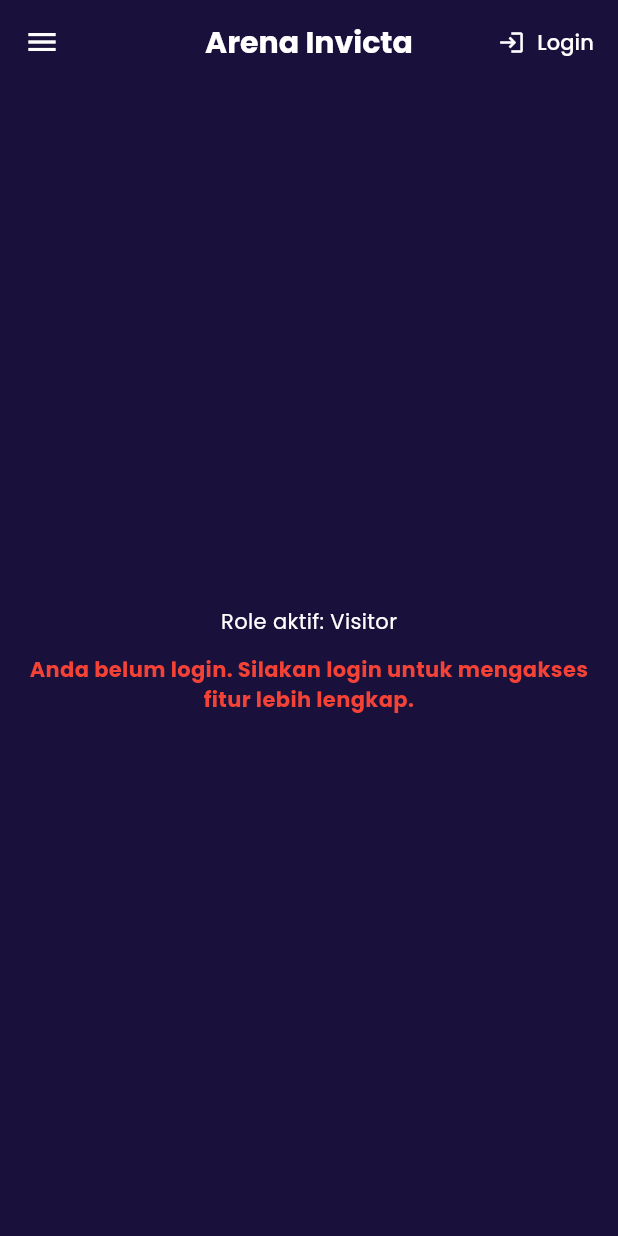
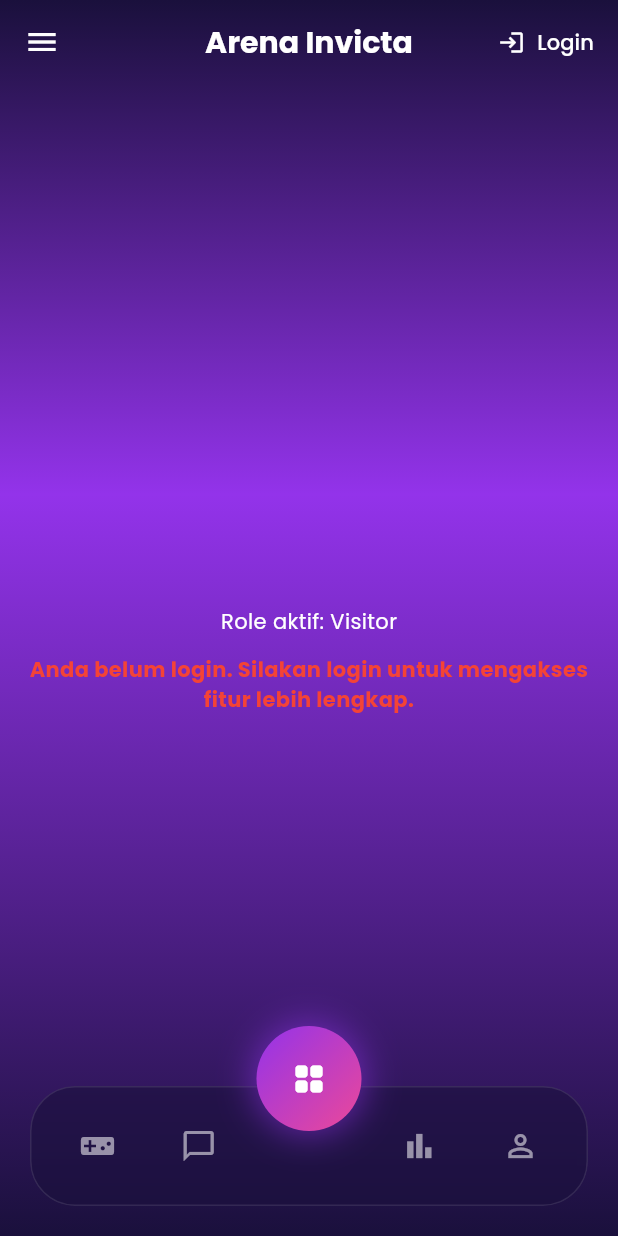
Before and after one commit to grassphobic-A07/arena-invicta-mobile, a Flutter app: the screen it shows after launch, on a phone screen of 412 x 824 dp. Run offline on Flutter 3.47's test engine with Material 3 defaults, Android fonts, the phone set to English and light mode, and no system bars; our stand-ins replace google_fonts, internet_connection_checker_plus; missing offline and left inert: pbp_django_auth; accounts and stored records are empty.

Commit message:
feat: integrate glass bottom nav bar

```diff
--- a/lib/global/widgets/glass_bottom_nav.dart
+++ b/lib/global/widgets/glass_bottom_nav.dart
@@ -8,14 +8,27 @@ class GlassBottomNavBar extends StatelessWidget {
 
   @override
   Widget build(BuildContext context) {
+    const double barHeight = 80;
+    const double buttonSize = 70;
+
     return Container(
       margin: const EdgeInsets.fromLTRB(20, 0, 20, 20),
+      height: barHeight + 20,
+      child: Stack(
+        clipBehavior: Clip.none,
+        alignment: Alignment.center,
+        children: [
+          Positioned(
+            bottom: 0,
+            left: 0,
+            right: 0,
             child: ClipRRect(
               borderRadius: BorderRadius.circular(30),
               child: BackdropFilter(
                 filter: ImageFilter.blur(sigmaX: 10, sigmaY: 10),
                 child: Container(
-            height: 80,
+                  height: barHeight,
+                  padding: const EdgeInsets.symmetric(horizontal: 20),
                   decoration: BoxDecoration(
                     color: ArenaColor.darkAmethyst.withOpacity(0.6),
                     borderRadius: BorderRadius.circular(30),
@@ -24,9 +37,86 @@ class GlassBottomNavBar extends StatelessWidget {
                       width: 1,
                     ),
                   ),
+                  child: Row(
+                    mainAxisAlignment: MainAxisAlignment.spaceBetween,
+                    children: [
+                      _NavIcon(
+                        icon: Icons.videogame_asset,
+                        onTap: () {},
+                      ),
+                      _NavIcon(
+                        icon: Icons.chat_bubble_outline,
+                        onTap: () {},
+                      ),
+                      const SizedBox(width: 60),
+                      _NavIcon(
+                        icon: Icons.bar_chart,
+                        onTap: () {},
+                      ),
+                      _NavIcon(
+                        icon: Icons.person_outline,
+                        onTap: () {},
+                      ),
+                    ],
                   ),
                 ),
+              ),
+            ),
+          ),
+          Positioned(
+            top: -20,
+            child: Container(
+              height: buttonSize,
+              width: buttonSize,
+              decoration: BoxDecoration(
+                shape: BoxShape.circle,
+                gradient: const LinearGradient(
+                  begin: Alignment.topLeft,
+                  end: Alignment.bottomRight,
+                  colors: [
+                    ArenaColor.purpleX11,
+                    ArenaColor.dragonFruit,
+                  ],
+                ),
+                boxShadow: [
+                  BoxShadow(
+                    color: ArenaColor.purpleX11.withOpacity(0.6),
+                    blurRadius: 20,
+                    spreadRadius: 2,
+                  ),
+                ],
+              ),
+              child: const Icon(
+                Icons.grid_view_rounded,
+                color: Colors.white,
+              ),
+            ),
+          ),
+        ],
       ),
     );
   }
 }
+
+class _NavIcon extends StatelessWidget {
+  const _NavIcon({
+    required this.icon,
+    required this.onTap,
+    this.isActive = false,
+  });
+
+  final IconData icon;
+  final VoidCallback onTap;
+  final bool isActive;
+
+  @override
+  Widget build(BuildContext context) {
+    return IconButton(
+      onPressed: onTap,
+      icon: Icon(
+        icon,
+        color: isActive ? Colors.white : Colors.white54,
+      ),
+    );
+  }
+}
--- a/lib/main.dart
+++ b/lib/main.dart
@@ -6,6 +6,7 @@ import 'package:arena_invicta_mobile/neal_auth/screens/register.dart';
 import 'package:arena_invicta_mobile/neal_auth/widgets/arena_invicta_drawer.dart';
 import 'package:flutter/material.dart';
 import 'package:google_fonts/google_fonts.dart';
+import 'package:arena_invicta_mobile/global/widgets/glass_bottom_nav.dart';
 import 'package:pbp_django_auth/pbp_django_auth.dart';
 import 'package:provider/provider.dart';
 import 'global/widgets/app_colors.dart';
@@ -173,8 +174,10 @@ class _MyHomePageState extends State<MyHomePage> {
 
     return Container(
       decoration: ArenaColor.mainBackgroundGradient,
-      child: Scaffold(
-        // App Bar
+      child: Stack(
+        children: [
+          Scaffold(
+            backgroundColor: Colors.transparent,
             appBar: AppBar(
               backgroundColor: AppBarTheme.of(context).backgroundColor,
               foregroundColor: AppBarTheme.of(context).foregroundColor,
@@ -247,6 +250,14 @@ class _MyHomePageState extends State<MyHomePage> {
               ),
             ),
           ),
+          Positioned(
+            left: 0,
+            right: 0,
+            bottom: 0,
+            child: const GlassBottomNavBar(),
+          ),
+        ],
+      ),
     );
   }
 }
```
Lines whose indentation alone changed are shown as unchanged.
